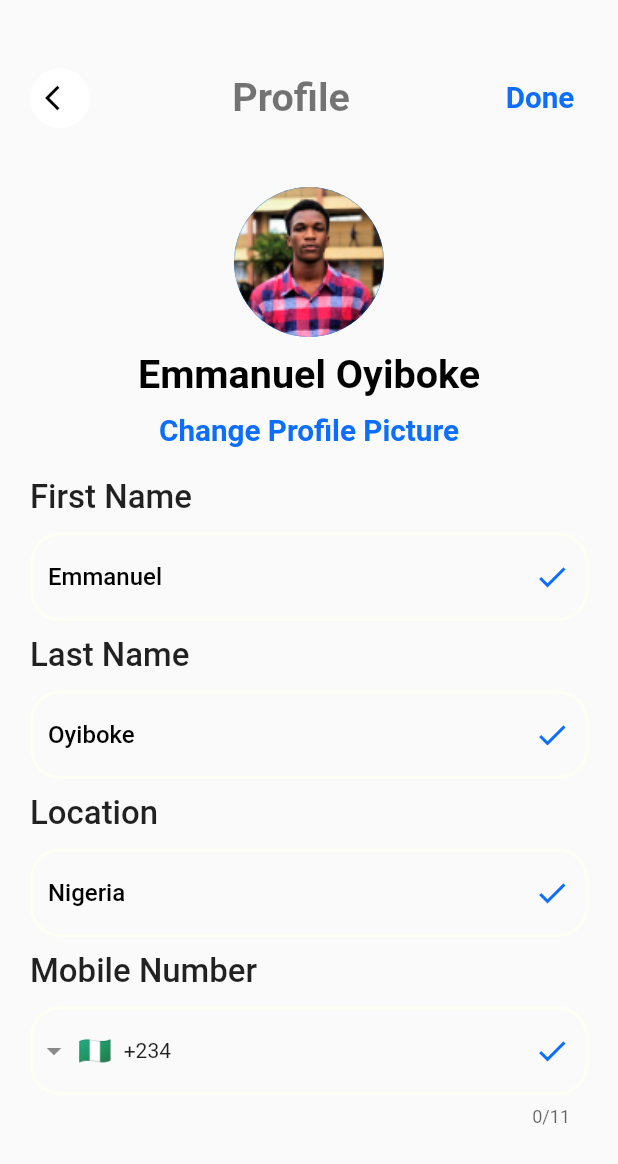
After one commit to olawills/Ecommerce-UI, a Flutter app: the ProfileScreen screen opened by its route, after a tap on the "edit" icon, on a phone screen of 412 x 824 dp. The commit adds this screen. Shown: the top 1164 px of the screen. Run offline on Flutter 3.47's test engine with Material 2 defaults, Android fonts, the phone set to English and light mode, and no system bars; drawn by our look-alikes of intl_phone_field; our stand-ins replace flutter_svg, flutter_zoom_drawer, google_maps_flutter; Roboto replaces fonts that are missing (Raleway); project files that could hold a hidden picture were left out.

Commit message:
added profile section

```diff
--- a/lib/presentation/routes/app_routes.dart
+++ b/lib/presentation/routes/app_routes.dart
@@ -1,6 +1,7 @@
 import 'package:flutter/material.dart';
 import 'package:nike_store/presentation/screens/cart/cart_screen.dart';
 import 'package:nike_store/presentation/screens/checkout/checkout_screen.dart';
+import 'package:nike_store/presentation/screens/edit_profile/edit_profile_screen.dart';
 import 'package:nike_store/presentation/screens/notification/notification_screen.dart';
 import 'package:nike_store/presentation/screens/profile/profile_screen.dart';
 import 'package:nike_store/presentation/screens/shop/shop_screen.dart';
@@ -25,4 +26,5 @@ final Map<String, WidgetBuilder> routes = {
   CheckoutScreen.routeName: (context) => const CheckoutScreen(),
   NotificationScreen.routeName: (context) => const NotificationScreen(),
   ProfileScreen.routeName: (context) => const ProfileScreen(),
+  EditProfileScreen.routeName: (context)=> const EditProfileScreen(),
 };
--- /dev/null
+++ b/lib/presentation/screens/edit_profile/components/edit_profile_body.dart
@@ -0,0 +1,102 @@
+import 'package:flutter/material.dart';
+import 'package:nike_store/presentation/screens/edit_profile/components/profile_form.dart';
+import 'package:nike_store/presentation/screens/profile/components/profile_avatar.dart';
+import 'package:nike_store/presentation/utils/components/header.dart';
+import 'package:nike_store/presentation/utils/components/size_config.dart';
+import 'package:nike_store/presentation/utils/theme_manager/styles.dart';
+
+class EditProfileBody extends StatelessWidget {
+  const EditProfileBody({Key? key}) : super(key: key);
+
+  @override
+  Widget build(BuildContext context) {
+    AppColors appColors = AppColors();
+    return Column(
+      children: [
+        SizedBox(height: SizeConfig.screenHeight * 0.02),
+        Header(
+          text: 'Profile',
+          child: TextButton(
+            onPressed: () => buildDialog(context),
+            child: Text(
+              'Done',
+              style: Theme.of(context).textTheme.headline2?.copyWith(
+                    fontFamily: 'Raleway',
+                    fontSize: getProportionateScreenWidth(18),
+                    fontWeight: FontWeight.bold,
+                    color: appColors.backgroundColor,
+                  ),
+            ),
+          ),
+        ),
+        SizedBox(height: getProportionateScreenHeight(10)),
+        const ProfileAvatar(child: SizedBox()),
+        SizedBox(height: getProportionateScreenHeight(10)),
+        Text(
+          'Emmanuel Oyiboke',
+          style: Theme.of(context).textTheme.headline2?.copyWith(
+                fontFamily: 'Raleway',
+                fontSize: getProportionateScreenWidth(24),
+                fontWeight: FontWeight.bold,
+                color: appColors.blackTextColor,
+              ),
+        ),
+        SizedBox(height: getProportionateScreenHeight(10)),
+        Text(
+          'Change Profile Picture',
+          style: Theme.of(context).textTheme.headline2?.copyWith(
+                fontFamily: 'Raleway',
+                fontSize: getProportionateScreenWidth(18),
+                fontWeight: FontWeight.bold,
+                color: appColors.backgroundColor,
+              ),
+        ),
+        const ProfileForm(),
+      ],
+    );
+  }
+}
+
+Future buildDialog(BuildContext context) async {
+  AppColors appColors = AppColors();
+  return Container(
+    child: await showDialog(
+        context: context,
+        builder: (context) {
+          return AlertDialog(
+            title: const Text(
+              'Are You Sure You Want To Save',
+            ),
+            actions: [
+              TextButton(
+                onPressed: () {},
+                child: Text(
+                  'No',
+                  style: Theme.of(context).textTheme.headline2?.copyWith(
+                        fontFamily: 'Raleway',
+                        fontSize: getProportionateScreenWidth(16),
+                        fontWeight: FontWeight.bold,
+                        color: appColors.backgroundColor,
+                      ),
+                ),
+              ),
+              SizedBox(
+                width: getProportionateScreenWidth(50),
+              ),
+              TextButton(
+                onPressed: () {},
+                child: Text(
+                  'Yes',
+                  style: Theme.of(context).textTheme.headline2?.copyWith(
+                        fontFamily: 'Raleway',
+                        fontSize: getProportionateScreenWidth(16),
+                        fontWeight: FontWeight.bold,
+                        color: appColors.backgroundColor,
+                      ),
+                ),
+              ),
+            ],
+          );
+        }),
+  );
+}
--- /dev/null
+++ b/lib/presentation/screens/edit_profile/components/profile_form.dart
@@ -0,0 +1,179 @@
+import 'package:flutter/material.dart';
+import 'package:intl_phone_field/intl_phone_field.dart';
+import 'package:nike_store/presentation/utils/components/size_config.dart';
+import 'package:nike_store/presentation/utils/theme_manager/styles.dart';
+
+class ProfileForm extends StatelessWidget {
+  const ProfileForm({Key? key}) : super(key: key);
+
+  @override
+  Widget build(BuildContext context) {
+    AppColors appColors = AppColors();
+    return Container(
+      margin: const EdgeInsets.all(20),
+      child: Column(
+        crossAxisAlignment: CrossAxisAlignment.start,
+        children: [
+          // First Name TextForm Field
+          Text(
+            'First Name',
+            style: TextStyle(
+              fontSize: getProportionateScreenWidth(20),
+              fontWeight: FontWeight.w500,
+            ),
+          ),
+          SizedBox(height: getProportionateScreenHeight(10)),
+          TextFormField(
+            keyboardType: TextInputType.text,
+            decoration: InputDecoration(
+              hintText: 'Emmanuel ',
+              suffixIcon: Icon(
+                Icons.check,
+                color: appColors.backgroundColor,
+              ),
+              hintStyle: TextStyle(
+                color: appColors.blackTextColor,
+                fontFamily: 'Raleway',
+                fontWeight: FontWeight.w500,
+              ),
+              enabledBorder: OutlineInputBorder(
+                borderSide: BorderSide(
+                  color: appColors.milkishColor,
+                  width: 2,
+                ),
+                borderRadius: BorderRadius.circular(20),
+              ),
+              focusedBorder: OutlineInputBorder(
+                borderSide: BorderSide(
+                  color: appColors.backgroundColor,
+                ),
+                borderRadius: BorderRadius.circular(20),
+              ),
+            ),
+          ),
+
+          SizedBox(height: getProportionateScreenHeight(10)),
+          // Last Name TextForm Field
+          Text(
+            'Last Name',
+            style: TextStyle(
+              fontSize: getProportionateScreenWidth(20),
+              fontWeight: FontWeight.w500,
+            ),
+          ),
+          SizedBox(height: getProportionateScreenHeight(10)),
+          TextFormField(
+            keyboardType: TextInputType.text,
+            decoration: InputDecoration(
+              hintText: 'Oyiboke ',
+              suffixIcon: Icon(
+                Icons.check,
+                color: appColors.backgroundColor,
+              ),
+              hintStyle: TextStyle(
+                color: appColors.blackTextColor,
+                fontFamily: 'Raleway',
+                fontWeight: FontWeight.w500,
+              ),
+              enabledBorder: OutlineInputBorder(
+                borderSide: BorderSide(
+                  color: appColors.milkishColor,
+                  width: 2,
+                ),
+                borderRadius: BorderRadius.circular(20),
+              ),
+              focusedBorder: OutlineInputBorder(
+                borderSide: BorderSide(
+                  color: appColors.backgroundColor,
+                ),
+                borderRadius: BorderRadius.circular(20),
+              ),
+            ),
+          ),
+          SizedBox(height: getProportionateScreenHeight(10)),
+
+          // Location TextForm Field
+          Text(
+            'Location',
+            style: TextStyle(
+              fontSize: getProportionateScreenWidth(20),
+              fontWeight: FontWeight.w500,
+            ),
+          ),
+          SizedBox(height: getProportionateScreenHeight(10)),
+          TextFormField(
+            keyboardType: TextInputType.text,
+            decoration: InputDecoration(
+              hintText: 'Nigeria ',
+              suffixIcon: Icon(
+                Icons.check,
+                color: appColors.backgroundColor,
+              ),
+              hintStyle: TextStyle(
+                color: appColors.blackTextColor,
+                fontFamily: 'Raleway',
+                fontWeight: FontWeight.w500,
+              ),
+              enabledBorder: OutlineInputBorder(
+                borderSide: BorderSide(
+                  color: appColors.milkishColor,
+                  width: 2,
+                ),
+                borderRadius: BorderRadius.circular(20),
+              ),
+              focusedBorder: OutlineInputBorder(
+                borderSide: BorderSide(
+                  color: appColors.backgroundColor,
+                ),
+                borderRadius: BorderRadius.circular(20),
+              ),
+            ),
+          ),
+          SizedBox(height: getProportionateScreenHeight(10)),
+
+          // Mobile  Number TextForm Field
+          Text(
+            'Mobile Number',
+            style: TextStyle(
+              fontSize: getProportionateScreenWidth(20),
+              fontWeight: FontWeight.w500,
+            ),
+          ),
+          SizedBox(height: getProportionateScreenHeight(10)),
+          IntlPhoneField(
+            keyboardType: TextInputType.text,
+            initialCountryCode: 'NG',
+            onChanged: (phone) {
+              print(phone.completeNumber);
+            },
+            decoration: InputDecoration(
+              // labelText: 'Nigeria',
+              suffixIcon: Icon(
+                Icons.check,
+                color: appColors.backgroundColor,
+              ),
+              hintStyle: TextStyle(
+                color: appColors.blackTextColor,
+                fontFamily: 'Raleway',
+                fontWeight: FontWeight.w500,
+              ),
+              enabledBorder: OutlineInputBorder(
+                borderSide: BorderSide(
+                  color: appColors.milkishColor,
+                  width: 2,
+                ),
+                borderRadius: BorderRadius.circular(20),
+              ),
+              focusedBorder: OutlineInputBorder(
+                borderSide: BorderSide(
+                  color: appColors.backgroundColor,
+                ),
+                borderRadius: BorderRadius.circular(20),
+              ),
+            ),
+          ),
+        ],
+      ),
+    );
+  }
+}
--- /dev/null
+++ b/lib/presentation/screens/edit_profile/edit_profile_screen.dart
@@ -0,0 +1,16 @@
+import 'package:flutter/material.dart';
+import 'package:nike_store/presentation/screens/edit_profile/components/edit_profile_body.dart';
+
+class EditProfileScreen extends StatelessWidget {
+  static String routeName = "/edit_profile_screen";
+  const EditProfileScreen({Key? key}) : super(key: key);
+
+  @override
+  Widget build(BuildContext context) {
+    return const Scaffold(
+      body: SingleChildScrollView(
+        child: EditProfileBody(),
+      ),
+    );
+  }
+}
--- a/lib/presentation/screens/forgot_password/components/forgot_password_body.dart
+++ b/lib/presentation/screens/forgot_password/components/forgot_password_body.dart
@@ -84,11 +84,6 @@ class _ForgotPasswordBodyState extends State<ForgotPasswordBody> {
                   child: SvgPicture.asset(
                     'assets/icons/frame.svg',
                   ),
-                  // Icon(
-                  //   Icons.mail_rounded,
-                  //   color: appColors.textColor,
-                  //   size: 20,
-                  // ),
                 ),
                 SizedBox(height: getProportionateScreenHeight(10)),
                 Text(
@@ -112,6 +107,5 @@ class _ForgotPasswordBodyState extends State<ForgotPasswordBody> {
             );
           }),
     );
-
   }
 }
--- a/lib/presentation/screens/home_screen/components/home_header.dart
+++ b/lib/presentation/screens/home_screen/components/home_header.dart
@@ -24,7 +24,7 @@ class HomeHeader extends StatefulWidget {
 }
 
 class _HomeHeaderState extends State<HomeHeader> {
-  final ZoomDrawerController _zoomDrawerController = ZoomDrawerController();
+  final _drawerController = ZoomDrawerController();
   @override
   Widget build(BuildContext context) {
     return Padding(
@@ -34,7 +34,7 @@ class _HomeHeaderState extends State<HomeHeader> {
         children: [
           widget.child1 ??
               buildSideMenu(
-                onPressed: () => _zoomDrawerController.toggle?.call(),
+                onPressed: () => _drawerController.toggle?.call(),
               ),
           widget.child2 ??
               Text(
--- /dev/null
+++ b/lib/presentation/screens/profile/components/profile_avatar.dart
@@ -0,0 +1,36 @@
+import 'package:flutter/material.dart';
+import 'package:nike_store/presentation/screens/edit_profile/edit_profile_screen.dart';
+import 'package:nike_store/presentation/utils/components/next_page.dart';
+
+class ProfileAvatar extends StatelessWidget {
+  final Widget? child;
+  const ProfileAvatar({Key? key, this.child}) : super(key: key);
+
+  @override
+  Widget build(BuildContext context) {
+    return Stack(
+      children: [
+        const CircleAvatar(
+          radius: 50,
+          backgroundImage: AssetImage('assets/images/user.png'),
+        ),
+        child ??
+            Positioned(
+              bottom: 0,
+              right: 0,
+              child: CircleAvatar(
+                radius: 13,
+                child: GestureDetector(
+                  onTap: () => nextPage(
+                      context: context, screen: const EditProfileScreen()),
+                  child: const Icon(
+                    Icons.edit,
+                    size: 12,
+                  ),
+                ),
+              ),
+            ),
+      ],
+    );
+  }
+}
--- a/lib/presentation/screens/profile/components/profile_body.dart
+++ b/lib/presentation/screens/profile/components/profile_body.dart
@@ -1,34 +1,48 @@
 import 'package:flutter/material.dart';
-import 'package:flutter_svg/svg.dart';
+import 'package:nike_store/presentation/screens/forgot_password/forgot_password.dart';
+import 'package:nike_store/presentation/screens/profile/components/profile_avatar.dart';
+import 'package:nike_store/presentation/screens/singUp/components/sing_up_form.dart';
+import 'package:nike_store/presentation/utils/components/default_button.dart';
 import 'package:nike_store/presentation/utils/components/header.dart';
 import 'package:nike_store/presentation/utils/components/size_config.dart';
+import 'package:nike_store/presentation/utils/theme_manager/styles.dart';
 
 class ProfileBody extends StatelessWidget {
   const ProfileBody({Key? key}) : super(key: key);
 
   @override
   Widget build(BuildContext context) {
-    return Column(
-      children: [
-        Header(
-          text: 'Profile',
-          child: SizedBox(height: getProportionateScreenHeight(50)),
-        ),
-        SizedBox(height: getProportionateScreenHeight(30)),
-      ],
-    );
-  }
-}
-
-class ProfileAvatar extends StatelessWidget {
-  const ProfileAvatar({Key? key}) : super(key: key);
-
-  @override
-  Widget build(BuildContext context) {
-    return CircleAvatar(
-      radius: 80,
-      child: SvgPicture.asset(
-        "assets/icons/User.svg",
+    AppColors appColors = AppColors();
+    return Padding(
+      padding: const EdgeInsets.only(right: 10),
+      child: Column(
+        children: [
+          SizedBox(height: SizeConfig.screenHeight * 0.03),
+          Header(
+            text: 'Profile',
+            child: SizedBox(width: getProportionateScreenHeight(50)),
+          ),
+          SizedBox(height: getProportionateScreenHeight(10)),
+          const ProfileAvatar(),
+          const SignUpForm(
+            child: SizedBox(),
+          ),
+          Align(
+            alignment: Alignment.centerRight,
+            child: GestureDetector(
+              onTap: () =>
+                  Navigator.pushNamed(context, ForgotPassword.routeName),
+              child: const Text('Recovery Password'),
+            ),
+          ),
+          SizedBox(height: getProportionateScreenHeight(20)),
+          DefaultButton(
+            onPressed: () {},
+            text: "Save Now",
+            textColor: appColors.textColor,
+            backgroundColor: appColors.bannerColor,
+          )
+        ],
       ),
     );
   }
--- a/lib/presentation/screens/profile/profile_screen.dart
+++ b/lib/presentation/screens/profile/profile_screen.dart
@@ -8,7 +8,9 @@ class ProfileScreen extends StatelessWidget {
   @override
   Widget build(BuildContext context) {
     return const Scaffold(
-      body: ProfileBody(),
+      body: SingleChildScrollView(
+        child: ProfileBody(),
+      ),
     );
   }
 }
--- a/lib/presentation/screens/signIn/components/sign_in_body.dart
+++ b/lib/presentation/screens/signIn/components/sign_in_body.dart
@@ -59,5 +59,7 @@ class BodyWidget extends StatelessWidget {
         ],
       ),
     );
+
+
   }
 }
--- a/lib/presentation/screens/singUp/components/sing_up_form.dart
+++ b/lib/presentation/screens/singUp/components/sing_up_form.dart
@@ -3,7 +3,8 @@ import 'package:nike_store/presentation/utils/components/size_config.dart';
 import 'package:nike_store/presentation/utils/theme_manager/styles.dart';
 
 class SignUpForm extends StatelessWidget {
-  const SignUpForm({Key? key}) : super(key: key);
+  final Widget? child;
+  const SignUpForm({Key? key, this.child}) : super(key: key);
 
   @override
   Widget build(BuildContext context) {
@@ -24,10 +25,15 @@ class SignUpForm extends StatelessWidget {
           TextFormField(
             keyboardType: TextInputType.text,
             decoration: InputDecoration(
-                hintText: '********',
+                hintText: 'WILLIAMS OLABAMIDELE',
+                hintStyle: TextStyle(
+                  color: appColors.blackTextColor,
+                  fontFamily: 'Raleway',
+                  fontWeight: FontWeight.bold,
+                ),
                 enabledBorder: OutlineInputBorder(
                   borderSide: BorderSide(
-                    color: appColors.milkishColor,
+                    color: appColors.textFormFieldColor,
                     width: 2,
                   ),
                   borderRadius: BorderRadius.circular(20),
@@ -39,6 +45,7 @@ class SignUpForm extends StatelessWidget {
                   borderRadius: BorderRadius.circular(20),
                 )),
           ),
+
           SizedBox(height: getProportionateScreenHeight(20)),
           Text(
             'Email Address',
@@ -51,10 +58,15 @@ class SignUpForm extends StatelessWidget {
           TextFormField(
             keyboardType: TextInputType.emailAddress,
             decoration: InputDecoration(
-                hintText: 'xyz@gmail.com',
+                hintText: 'wobdele@gmail.com',
+                hintStyle: TextStyle(
+                  color: appColors.blackTextColor,
+                  fontFamily: 'Raleway',
+                  fontWeight: FontWeight.w700,
+                ),
                 enabledBorder: OutlineInputBorder(
                   borderSide: BorderSide(
-                    color: appColors.milkishColor,
+                    color: appColors.textFormFieldColor,
                     width: 2,
                   ),
                   borderRadius: BorderRadius.circular(20),
@@ -80,10 +92,10 @@ class SignUpForm extends StatelessWidget {
             obscureText: true,
             decoration: InputDecoration(
               hintText: '***********',
-              suffixIcon: const Icon(Icons.visibility_off),
+              suffixIcon: child ?? const Icon(Icons.visibility_off),
               enabledBorder: OutlineInputBorder(
                 borderSide: BorderSide(
-                  color: appColors.milkishColor,
+                  color: appColors.textFormFieldColor,
                   width: 2,
                 ),
                 borderRadius: BorderRadius.circular(20),
--- a/lib/presentation/screens/splash_screen/splash_screen.dart
+++ b/lib/presentation/screens/splash_screen/splash_screen.dart
@@ -2,7 +2,6 @@ import 'package:flutter/material.dart';
 import 'package:nike_store/presentation/screens/onboard_page/onboard_page.dart';
 import 'package:nike_store/presentation/utils/components/next_page.dart';
 
-import '../../utils/components/size_config.dart';
 import '../../utils/theme_manager/styles.dart';
 
 class SplashScreen extends StatelessWidget {
--- a/lib/presentation/utils/components/custom_navigation_bar.dart
+++ b/lib/presentation/utils/components/custom_navigation_bar.dart
@@ -1,6 +1,7 @@
 import 'package:flutter/material.dart';
 import 'package:flutter_svg/flutter_svg.dart';
 import 'package:nike_store/presentation/screens/notification/notification_screen.dart';
+import 'package:nike_store/presentation/screens/profile/profile_screen.dart';
 import 'package:nike_store/presentation/screens/shop/shop_screen.dart';
 import 'package:nike_store/presentation/screens/favorites/favorite_screen.dart';
 import 'package:nike_store/presentation/screens/home_screen/home_screen.dart';
@@ -87,7 +88,8 @@ class CustomNavigationBar extends StatelessWidget {
                       ? appColors.backgroundColor
                       : appColors.inActiveIconColor,
                 ),
-                onPressed: () {},
+                onPressed: () =>
+                    Navigator.pushNamed(context, ProfileScreen.routeName),
               ),
             ],
           )),
--- a/lib/presentation/utils/components/header.dart
+++ b/lib/presentation/utils/components/header.dart
@@ -11,7 +11,7 @@ class Header extends StatelessWidget {
   const Header({
     Key? key,
     required this.text,
-     this.image,
+    this.image,
     this.child,
   }) : super(key: key);
 
@@ -26,10 +26,11 @@ class Header extends StatelessWidget {
           ReusableButton(onPressed: () => Navigator.pop(context)),
           Text(
             text,
-            style: TextStyle(
-              fontSize: getProportionateScreenWidth(24),
-              fontWeight: FontWeight.w400,
-            ),
+            style: Theme.of(context).textTheme.headline2?.copyWith(
+                  fontFamily: 'Raleway',
+                  fontSize: getProportionateScreenWidth(24),
+                  fontWeight: FontWeight.bold,
+                ),
           ),
           child ??
               CircleAvatar(
--- a/lib/presentation/utils/theme_manager/styles.dart
+++ b/lib/presentation/utils/theme_manager/styles.dart
@@ -13,4 +13,5 @@ class AppColors {
   final Color shopCounterColor = const Color(0xffff4c24);
   final Color bannerColor = const Color(0xff1483c2);
   final Color shadowColor = const Color(0xff6a6a6a);
+  final Color textFormFieldColor = const Color(0xfff7f7f9);
 }
--- a/pubspec.yaml
+++ b/pubspec.yaml
@@ -21,6 +21,7 @@ dependencies:
   google_fonts: ^3.0.1
   google_maps_flutter: ^2.2.3
   location: ^4.4.0
+  intl_phone_field: ^3.1.0
 
 dev_dependencies:
   flutter_lints: ^2.0.0
```
Also changed, not shown: assets/images/user.png (added), pubspec.lock, 1 other file.
